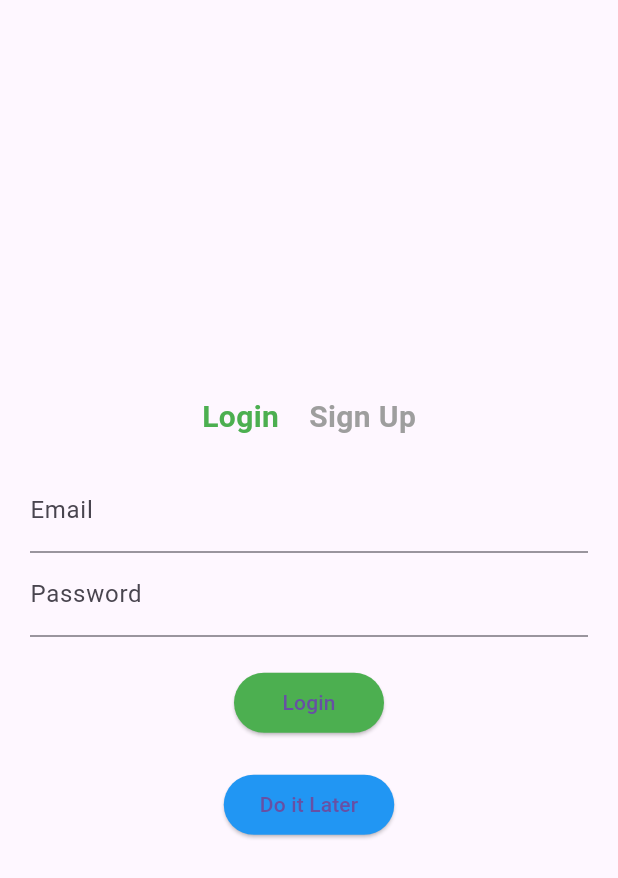
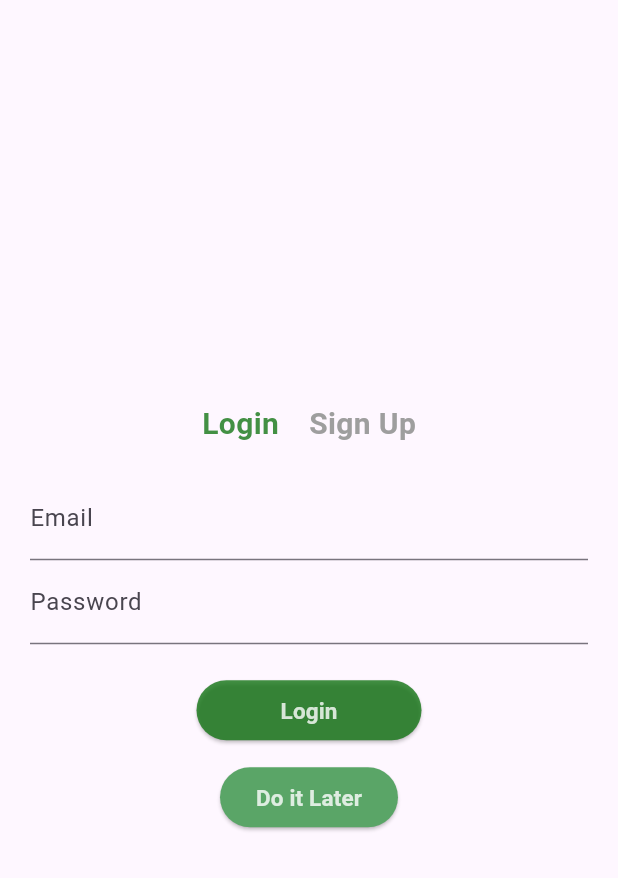
Before and after one commit to MathurakshiP/MobileApp, a Flutter app: the screen it shows after launch, after a tap on "Get Started", on a phone screen of 412 x 824 dp. Shown: the top 878 px of the screen. Run offline on Flutter 3.47's test engine with Material 3 defaults, Android fonts, the phone set to English and light mode, and no system bars; our stand-ins replace firebase_auth, firebase_core; accounts and stored records are empty; network calls fail.

Commit message:
small changes

```diff
--- a/lib/Screens/animation_screen.dart
+++ b/lib/Screens/animation_screen.dart
@@ -93,7 +93,7 @@ class _AnimationScreenState extends State<AnimationScreen>
                       _buildFoodItem(
                         screenSize,
                         'images/fruits.png',
-                        Offset(0.8, 0.6),
+                        Offset(0.5, 0.6),
                         flowDirection: Axis.vertical,
                         rotate: true,
                       ),
@@ -136,33 +136,49 @@ class _AnimationScreenState extends State<AnimationScreen>
     Axis flowDirection = Axis.vertical,
     bool scaleEffect = false,
   }) {
-    return Positioned(
-      top: position.dy * screenSize.height,
-      left: position.dx * screenSize.width,
-      child: AnimatedBuilder(
+    return AnimatedBuilder(
       animation: _controller,
       builder: (context, child) {
         Widget animatedChild = child!;
+
+        // Add rotation effect
         if (rotate) {
           animatedChild = Transform.rotate(
             angle: _controller.value * 2 * 3.14,
-              child: child,
+            child: animatedChild,
           );
         }
+
+        // Add scale effect
         if (scaleEffect) {
           animatedChild = Transform.scale(
             scale: 1 + 0.2 * (1 - _controller.value),
-              child: child,
+            child: animatedChild,
           );
         }
-          return animatedChild;
+
+        // Add flow/movement effect
+        double offsetValue = (_controller.value * 0.1) * screenSize.height;
+        double newTop = position.dy * screenSize.height;
+        double newLeft = position.dx * screenSize.width;
+
+        if (flowDirection == Axis.vertical) {
+          newTop += offsetValue * ((position.dy < 0.5) ? 1 : -1);
+        } else if (flowDirection == Axis.horizontal) {
+          newLeft += offsetValue * ((position.dx < 0.5) ? 1 : -1);
+        }
+
+        return Positioned(
+          top: newTop,
+          left: newLeft,
+          child: animatedChild,
+        );
       },
       child: Image.asset(
         imagePath,
         height: 100,
         width: 100,
       ),
-      ),
     );
   }
 }
--- a/lib/Screens/get_started.dart
+++ b/lib/Screens/get_started.dart
@@ -2,12 +2,16 @@ import 'package:flutter/material.dart';
 import 'package:firebase_auth/firebase_auth.dart';
 import 'package:mobile_app/Screens/home_screen.dart';
 import 'package:mobile_app/auth.dart';
+import 'package:mobile_app/providers/theme_provider.dart';
+import 'package:provider/provider.dart';
 
 class GetStartedScreen extends StatelessWidget {
   const GetStartedScreen({super.key});
 
   @override
   Widget build(BuildContext context) {
+    final themeProvider = Provider.of<ThemeProvider>(context);
+    final isDarkMode = themeProvider.isDarkMode;
     return Scaffold(
       body: Stack(
         children: [
@@ -101,7 +105,7 @@ class GetStartedScreen extends StatelessWidget {
                       },
                       style: ElevatedButton.styleFrom(
                         padding: const EdgeInsets.symmetric(
-                            vertical: 15, horizontal: 50),
+                            vertical: 10, horizontal: 40),
                         backgroundColor: const Color(0xCC147615),
                         shape: RoundedRectangleBorder(
                           borderRadius: BorderRadius.circular(25),
@@ -219,7 +223,7 @@ class _LoginPageState extends State<LoginPage> {
                       style: TextStyle(
                         fontSize: 20,
                         fontWeight: FontWeight.bold,
-                        color: isLogin ? Colors.green : Colors.grey,
+                        color: isLogin ? const Color(0xCC147615) : Colors.grey,
                       ),
                     ),
                   ),
@@ -231,7 +235,7 @@ class _LoginPageState extends State<LoginPage> {
                       style: TextStyle(
                         fontSize: 20,
                         fontWeight: FontWeight.bold,
-                        color: isLogin ? Colors.grey : Colors.green,
+                        color: isLogin ? Colors.grey : const Color(0xCC147615),
                       ),
                     ),
                   ),
@@ -272,19 +276,26 @@ class _LoginPageState extends State<LoginPage> {
               const SizedBox(height: 20),
               AnimatedContainer(
                 duration: const Duration(milliseconds: 300),
-                width: isLogin ? 100 : 200,
+                width: isLogin ? 150 : 150,
                 child: ElevatedButton(
                   onPressed: isLogin
                       ? signInWithEmailAndPassword
                       : createUserWithEmailAndPassword,
                   style: ElevatedButton.styleFrom(
-                    backgroundColor: Colors.green,
+                    backgroundColor: const Color(0xCC147615),
                   ),
-                  child: Text(isLogin ? 'Login' : 'Sign Up'),
+                  child: Text(
+                    isLogin ? 'Login' : 'Sign Up',
+                    style: TextStyle(
+                      fontSize: 15,
+                      fontWeight: FontWeight.bold,
+                      color: Color.fromARGB(204, 255, 255, 255),
+                    ),
+                  ),
                 ),
               ),
               // Bottom button to navigate to HomeScreen or "Do it later"
-              const SizedBox(height: 20),
+              const SizedBox(height: 10),
               ElevatedButton(
                 onPressed: () {
                   // Navigate directly to Home Screen
@@ -294,9 +305,16 @@ class _LoginPageState extends State<LoginPage> {
                   );
                 },
                 style: ElevatedButton.styleFrom(
-                  backgroundColor: Colors.blue,
+                  backgroundColor: const Color.fromARGB(255, 90, 165, 103),
                 ),
-                child: const Text('Do it Later'),
+                child: const Text(
+                  'Do it Later',
+                  style: TextStyle(
+                    fontSize: 15,
+                    fontWeight: FontWeight.bold,
+                    color: Color.fromARGB(204, 255, 255, 255),
+                  ),
+                ),
               ),
             ],
           ),
--- a/lib/main.dart
+++ b/lib/main.dart
@@ -1,12 +1,10 @@
 // lib/main.dart
 import 'package:firebase_core/firebase_core.dart';
 import 'package:flutter/material.dart';
-import 'package:mobile_app/Screens/get_started.dart';
 // import 'package:flutter_dotenv/flutter_dotenv.dart'; // Correct import path
 // import 'package:mobile_app/Screens/home_screen.dart';
 // import 'package:mobile_app/Screens/profile_screen.dart';
 import 'package:mobile_app/Screens/animation_screen.dart';
-import 'package:mobile_app/Screens/home_screen.dart';
 import 'package:mobile_app/providers/shopping_list_provider.dart';
 import 'package:provider/provider.dart';
 import 'providers/saved_food_provider.dart';
```
Lines whose indentation alone changed are shown as unchanged.
